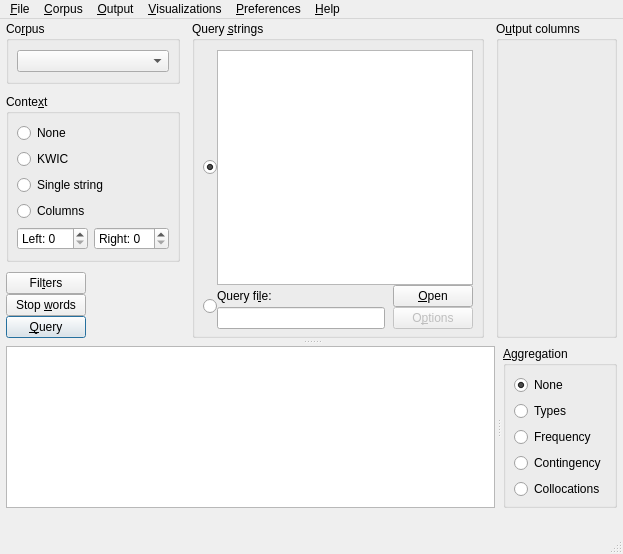
gkunter/coquery, file coquery/gui/ui/coquery.ui: the form before one commit.
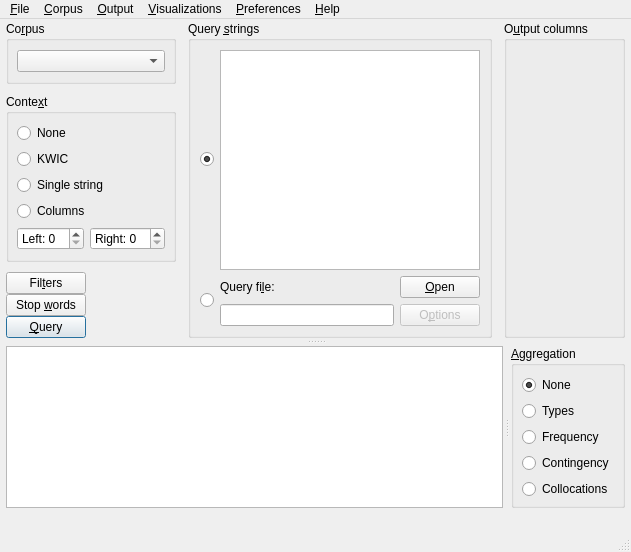
The form after the commit. Icons and pictures are not drawn.

Diff of the .ui file:
```diff
--- a/coquery/gui/ui/coquery.ui
+++ b/coquery/gui/ui/coquery.ui
@@ -2,6 +2,14 @@
 <ui version="4.0">
  <class>MainWindow</class>
  <widget class="QMainWindow" name="MainWindow">
+  <property name="geometry">
+   <rect>
+    <x>0</x>
+    <y>0</y>
+    <width>631</width>
+    <height>552</height>
+   </rect>
+  </property>
   <property name="windowTitle">
    <string>Coquery</string>
   </property>
@@ -45,10 +53,23 @@
          <number>0</number>
         </property>
         <item>
+         <widget class="QWidget" name="" native="true">
+          <property name="sizePolicy">
+           <sizepolicy hsizetype="Fixed" vsizetype="Fixed">
+            <horstretch>0</horstretch>
+            <verstretch>0</verstretch>
+           </sizepolicy>
+          </property>
          <layout class="QVBoxLayout" name="verticalLayout_3" stretch="0,0,0,0,0">
           <property name="spacing">
            <number>0</number>
           </property>
+           <property name="sizeConstraint">
+            <enum>QLayout::SetFixedSize</enum>
+           </property>
+           <property name="margin">
+            <number>0</number>
+           </property>
           <item>
            <widget class="QGroupBox" name="box_corpus_select">
             <property name="sizePolicy">
@@ -219,7 +240,7 @@
                    <enum>QAbstractSpinBox::UpDownArrows</enum>
                   </property>
                   <property name="suffix">
-                   <string> </string>
+                    <string/>
                   </property>
                   <property name="prefix">
                    <string>Right: </string>
@@ -331,37 +352,31 @@
            </widget>
           </item>
          </layout>
+         </widget>
         </item>
         <item>
          <widget class="QGroupBox" name="box_input_settings">
-          <property name="sizePolicy">
-           <sizepolicy hsizetype="Expanding" vsizetype="Preferred">
-            <horstretch>3</horstretch>
-            <verstretch>0</verstretch>
-           </sizepolicy>
-          </property>
           <property name="title">
            <string>Query &amp;strings</string>
           </property>
-          <layout class="QVBoxLayout" name="verticalLayout" stretch="0">
-           <property name="spacing">
-            <number>0</number>
-           </property>
-           <property name="sizeConstraint">
-            <enum>QLayout::SetMinimumSize</enum>
-           </property>
-           <property name="leftMargin">
-            <number>8</number>
-           </property>
-           <property name="rightMargin">
-            <number>8</number>
-           </property>
-           <property name="bottomMargin">
-            <number>6</number>
-           </property>
-           <item>
-            <layout class="QGridLayout" name="gridLayout_3">
-             <item row="0" column="1">
+          <layout class="QGridLayout" name="layout_query">
+           <item row="0" column="0">
+            <widget class="QRadioButton" name="radio_query_string">
+             <property name="sizePolicy">
+              <sizepolicy hsizetype="Fixed" vsizetype="Fixed">
+               <horstretch>0</horstretch>
+               <verstretch>0</verstretch>
+              </sizepolicy>
+             </property>
+             <property name="text">
+              <string/>
+             </property>
+             <property name="checked">
+              <bool>true</bool>
+             </property>
+            </widget>
+           </item>
+           <item row="0" column="1" colspan="2">
               <widget class="QTextEdit" name="edit_query_string">
                <property name="sizePolicy">
                 <sizepolicy hsizetype="MinimumExpanding" vsizetype="Expanding">
@@ -371,16 +386,21 @@
                </property>
               </widget>
              </item>
+           <item row="1" column="0" rowspan="2">
+            <widget class="QRadioButton" name="radio_query_file">
+             <property name="sizePolicy">
+              <sizepolicy hsizetype="Fixed" vsizetype="Fixed">
+               <horstretch>0</horstretch>
+               <verstretch>0</verstretch>
+              </sizepolicy>
+             </property>
+             <property name="text">
+              <string/>
+             </property>
+            </widget>
+           </item>
              <item row="1" column="1">
-              <layout class="QGridLayout" name="gridLayout_2">
-               <property name="horizontalSpacing">
-                <number>8</number>
-               </property>
-               <property name="verticalSpacing">
-                <number>0</number>
-               </property>
-               <item row="0" column="0">
-                <widget class="QLabel" name="label_2">
+            <widget class="QLabel" name="label">
                  <property name="sizePolicy">
                   <sizepolicy hsizetype="Minimum" vsizetype="Minimum">
                    <horstretch>0</horstretch>
@@ -395,7 +415,7 @@
                  </property>
                 </widget>
                </item>
-               <item row="0" column="1">
+           <item row="1" column="2">
                 <widget class="QPushButton" name="button_browse_file">
                  <property name="sizePolicy">
                   <sizepolicy hsizetype="Minimum" vsizetype="Fixed">
@@ -411,7 +431,7 @@
                  </property>
                 </widget>
                </item>
-               <item row="1" column="0">
+           <item row="2" column="1">
                 <widget class="QLineEdit" name="edit_file_name">
                  <property name="enabled">
                   <bool>true</bool>
@@ -427,7 +447,7 @@
                  </property>
                 </widget>
                </item>
-               <item row="1" column="1">
+           <item row="2" column="2">
                 <widget class="QPushButton" name="button_file_options">
                  <property name="enabled">
                   <bool>false</bool>
@@ -447,39 +467,6 @@
                 </widget>
                </item>
               </layout>
-             </item>
-             <item row="0" column="0">
-              <widget class="QRadioButton" name="radio_query_string">
-               <property name="sizePolicy">
-                <sizepolicy hsizetype="Fixed" vsizetype="Fixed">
-                 <horstretch>0</horstretch>
-                 <verstretch>0</verstretch>
-                </sizepolicy>
-               </property>
-               <property name="text">
-                <string/>
-               </property>
-               <property name="checked">
-                <bool>true</bool>
-               </property>
-              </widget>
-             </item>
-             <item row="1" column="0">
-              <widget class="QRadioButton" name="radio_query_file">
-               <property name="sizePolicy">
-                <sizepolicy hsizetype="Fixed" vsizetype="Fixed">
-                 <horstretch>0</horstretch>
-                 <verstretch>0</verstretch>
-                </sizepolicy>
-               </property>
-               <property name="text">
-                <string/>
-               </property>
-              </widget>
-             </item>
-            </layout>
-           </item>
-          </layout>
          </widget>
         </item>
         <item>
@@ -487,7 +474,7 @@
           <property name="title">
            <string>O&amp;utput columns</string>
           </property>
-          <layout class="QVBoxLayout" name="output_columns" stretch="">
+          <layout class="QVBoxLayout" name="output_columns">
            <property name="spacing">
             <number>0</number>
            </property>
@@ -687,7 +674,7 @@
     <rect>
      <x>0</x>
      <y>0</y>
-     <width>644</width>
+     <width>631</width>
      <height>23</height>
     </rect>
    </property>
```
Left out of the diff: 6 changed lines with no effect on the pictures. Lines whose indentation alone changed are shown as unchanged.
